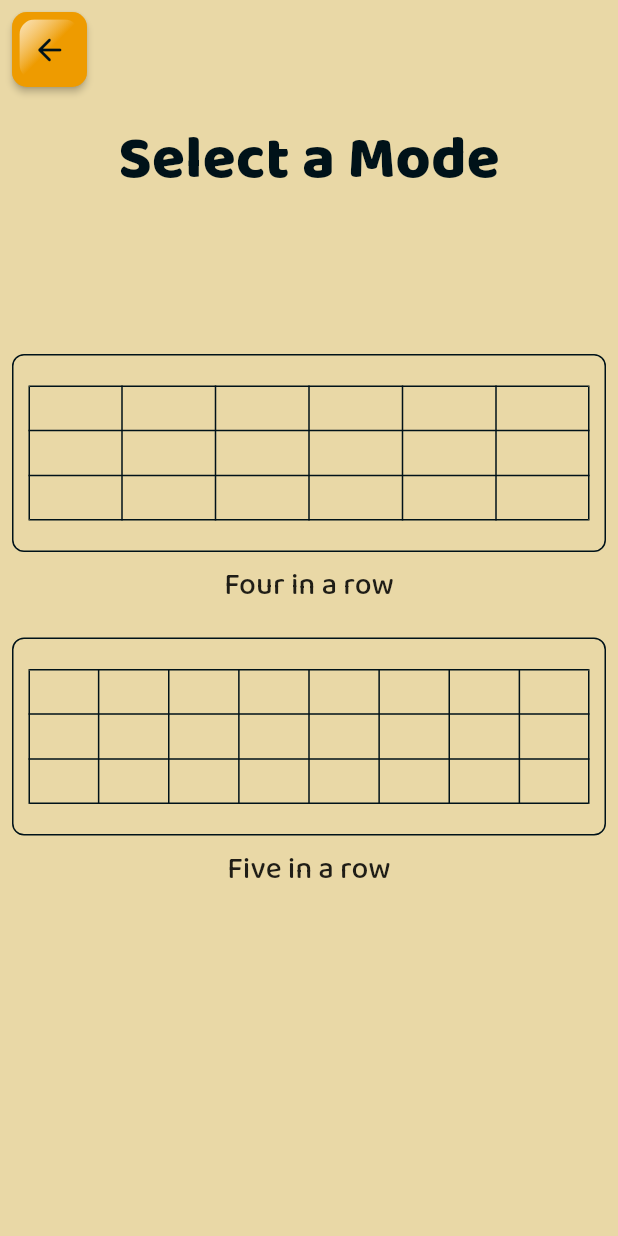
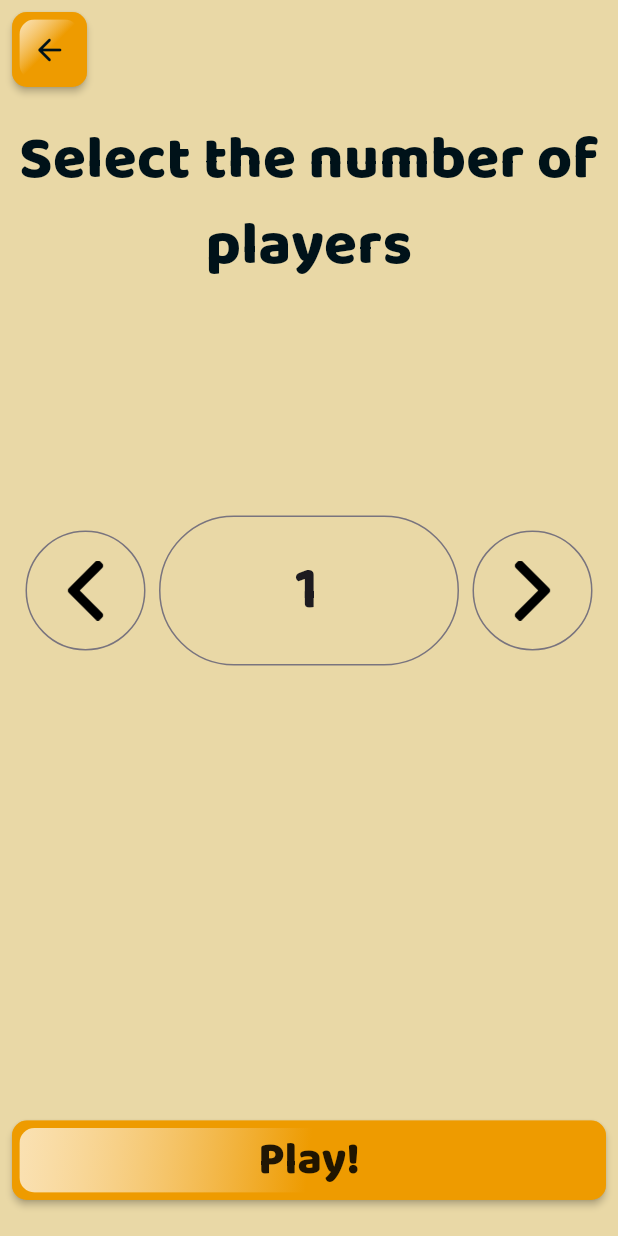
Before and after one commit to tumble29/flutter_loto, a Flutter app: the SelectModeScreen screen opened directly, after a tap on "Four in a row", on a phone screen of 412 x 824 dp. Run offline on Flutter 3.47's test engine with Material 3 defaults, Android fonts, the phone set to English and light mode, and no system bars; our stand-ins replace google_fonts, just_audio; generated files the repository leaves out were written again.

Commit message:
create select players screen (#6)

```diff
--- /dev/null
+++ b/build.yaml
@@ -0,0 +1,11 @@
+targets:
+  $default:
+    builders:
+      slang_build_runner:
+        options:
+          base_locale: vi
+          fallback_strategy: base_locale
+          input_directory: lib/i18n # Make sure this matches the path to your i18n folder
+          namespaces: true # Enable namespaces for subdirectories like 'game' and 'intro'
+          output_directory: lib/gen
+          output_file_name: translations.g.dart
--- a/lib/gen/gen.dart
+++ b/lib/gen/gen.dart
@@ -1 +1,2 @@
 export 'translations.g.dart';
+export 'assets.gen.dart';
--- /dev/null
+++ b/lib/i18n/selectPlayerNumber/selectPlayerNumber_en.i18n.json
@@ -0,0 +1,4 @@
+{
+  "select_player_number": "Select the number of players",
+  "play": "Play!"
+}
--- /dev/null
+++ b/lib/i18n/selectPlayerNumber/selectPlayerNumber_vi.i18n.json
@@ -0,0 +1,4 @@
+{
+  "select_player_number": "Chọn số người chơi game",
+  "play": "Chơi!"
+}
--- a/lib/screens/intro.dart
+++ b/lib/screens/intro.dart
@@ -46,15 +46,19 @@ class Intro extends StatelessWidget {
                       child: SizedBox(
                         width: 150,
                         child: Row(
-                          mainAxisAlignment: MainAxisAlignment.end,
+                          mainAxisAlignment: MainAxisAlignment.center,
                           children: [
                             Text(
                               t.intro.play,
                               style: const TextStyle(
-                                  fontWeight: FontWeight.w900, fontSize: 30),
+                                fontWeight: FontWeight.w900,
+                                fontSize: 30,
+                              ),
                             ),
                             const SizedBox(width: 10),
-                            const Icon(Icons.queue_play_next_sharp),
+                            const Icon(
+                              Icons.play_circle,
+                            ),
                           ],
                         ),
                       ),
@@ -73,12 +77,14 @@ class Intro extends StatelessWidget {
                       child: SizedBox(
                         width: 150,
                         child: Row(
-                          mainAxisAlignment: MainAxisAlignment.end,
+                          mainAxisAlignment: MainAxisAlignment.center,
                           children: [
                             Text(
                               t.intro.settings,
                               style: const TextStyle(
-                                  fontWeight: FontWeight.w900, fontSize: 30),
+                                fontWeight: FontWeight.w900,
+                                fontSize: 30,
+                              ),
                             ),
                             const SizedBox(width: 10),
                             const Icon(Icons.settings),
--- a/lib/screens/screens.dart
+++ b/lib/screens/screens.dart
@@ -1,3 +1,4 @@
 export 'intro.dart';
 export 'select_mode_screen.dart';
 export 'settings_screen.dart';
+export 'select_player_number_screen.dart';
--- a/lib/screens/select_mode_screen.dart
+++ b/lib/screens/select_mode_screen.dart
@@ -4,12 +4,28 @@ import '/enums/enums.dart';
 import '/gen/gen.dart';
 import '/styles/styles.dart';
 import '/widgets/widgets.dart';
+import 'screens.dart';
 
 class SelectModeScreen extends StatelessWidget {
   const SelectModeScreen({super.key});
 
   @override
   Widget build(BuildContext context) {
+    final t = Translations.of(context);
+    void onGameModeSelected(GameModeEnum gameMode) {
+      switch (gameMode) {
+        case GameModeEnum.large:
+          break;
+        case GameModeEnum.medium:
+          break;
+      }
+      Navigator.push(
+          context,
+          MaterialPageRoute(
+            builder: (context) => SelectPlayerNumberScreen(),
+          ));
+    }
+
     return Scaffold(
       backgroundColor: AppColors.background,
       body: SafeArea(
@@ -37,7 +53,7 @@ class SelectModeScreen extends StatelessWidget {
                       MaterialButton(
                         padding: EdgeInsets.zero,
                         splashColor: Colors.transparent,
-                        onPressed: () {},
+                        onPressed: () => onGameModeSelected(mode),
                         child: Column(
                           children: [
                             LotoSheet(
--- /dev/null
+++ b/lib/screens/select_player_number_screen.dart
@@ -0,0 +1,117 @@
+import 'package:flutter/material.dart';
+import 'package:flutter/services.dart';
+
+import '/gen/gen.dart';
+import '/styles/styles.dart';
+import '/widgets/widgets.dart';
+
+class SelectPlayerNumberScreen extends StatefulWidget {
+  const SelectPlayerNumberScreen({super.key});
+
+  @override
+  State<SelectPlayerNumberScreen> createState() =>
+      _SelectPlayerNumberScreenState();
+}
+
+class _SelectPlayerNumberScreenState extends State<SelectPlayerNumberScreen> {
+  static const maxPlayers = 99;
+  final playerNumberFieldController = TextEditingController(text: '1');
+  void onPlayerNumberFieldChange(String str) {
+    var value = int.tryParse(str);
+    if (value == null || value < 0) value = 0;
+    if (value > maxPlayers) value = maxPlayers;
+    playerNumberFieldController.text = value.toString();
+  }
+
+  void changePlayerNumber(int num) {
+    final newValue = int.parse(playerNumberFieldController.text) + num;
+    if (newValue < 0 || newValue > maxPlayers) return;
+    playerNumberFieldController.text = newValue.toString();
+  }
+
+  @override
+  Widget build(BuildContext context) {
+    final t = Translations.of(context);
+    return Scaffold(
+        body: SafeArea(
+            child: Padding(
+      padding: const EdgeInsets.all(8.0),
+      child: Column(
+        crossAxisAlignment: CrossAxisAlignment.start,
+        children: [
+          const CustomBackButton(),
+          const SizedBox(height: 20),
+          Center(
+            child: Text(
+              t.selectPlayerNumber.select_player_number,
+              textAlign: TextAlign.center,
+              style: const TextStyle(
+                fontWeight: FontWeight.w900,
+                fontSize: 40,
+                color: AppColors.text,
+              ),
+            ),
+          ),
+          const Spacer(),
+          Row(
+            mainAxisAlignment: MainAxisAlignment.spaceEvenly,
+            children: [
+              OutlinedButton(
+                style: const ButtonStyle(
+                  padding: WidgetStatePropertyAll(EdgeInsets.all(20)),
+                ),
+                onPressed: () => changePlayerNumber(-1),
+                child: Assets.icons.pngs.leftArrow.image(height: 40, width: 40),
+              ),
+              SizedBox(
+                width: 200,
+                child: TextField(
+                  controller: playerNumberFieldController,
+                  keyboardType: const TextInputType.numberWithOptions(),
+                  inputFormatters: [
+                    FilteringTextInputFormatter.digitsOnly,
+                  ],
+                  onChanged: onPlayerNumberFieldChange,
+                  textAlign: TextAlign.center,
+                  style: const TextStyle(
+                      fontSize: 40, fontWeight: FontWeight.bold),
+                  decoration: InputDecoration(
+                    contentPadding: const EdgeInsets.all(20),
+                    border: OutlineInputBorder(
+                      borderRadius: BorderRadius.circular(99),
+                      borderSide: const BorderSide(
+                        color: AppColors.text,
+                        width: 3,
+                      ),
+                    ),
+                  ),
+                ),
+              ),
+              OutlinedButton(
+                style: const ButtonStyle(
+                  padding: WidgetStatePropertyAll(EdgeInsets.all(20)),
+                ),
+                onPressed: () => changePlayerNumber(1),
+                child:
+                    Assets.icons.pngs.rightArrow.image(height: 40, width: 40),
+              ),
+            ],
+          ),
+          const Spacer(flex: 2),
+          CustomButton(
+            onPressed: () {},
+            color: AppColors.primary,
+            child: Text(
+              t.selectPlayerNumber.play,
+              style: const TextStyle(
+                fontWeight: FontWeight.w900,
+                fontSize: 30,
+              ),
+            ),
+          ),
+          const SizedBox(height: 16)
+        ],
+      ),
+    )));
+  }
+}
--- a/slang.yaml
+++ /dev/null
@@ -1,5 +0,0 @@
-base_locale: vi
-input_directory: lib/i18n # Make sure this matches the path to your i18n folder
-namespaces: true # Enable namespaces for subdirectories like 'game' and 'intro'
-output_directory: lib/gen
-output_file_name: translations.g.dart
```
Also changed, not shown: assets/icons/pngs/left-arrow.png (added), assets/icons/pngs/right-arrow.png (added), 4 other files.
